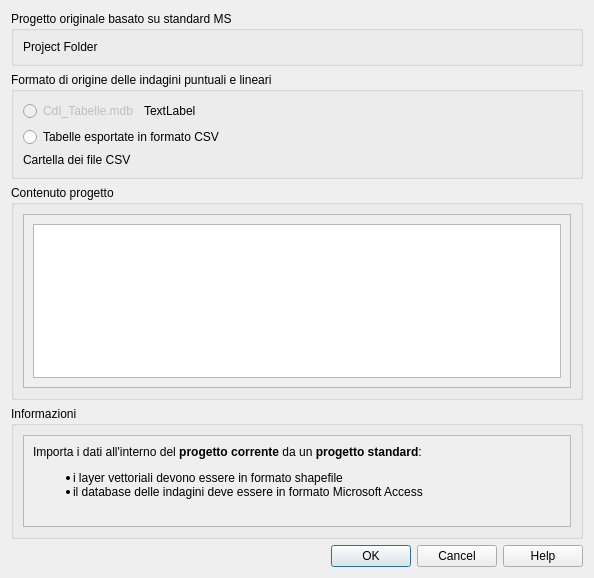
CNR-IGAG/mzs-tools, file mzs_tools/gui/dlg_import_data.ui: the form before one commit.
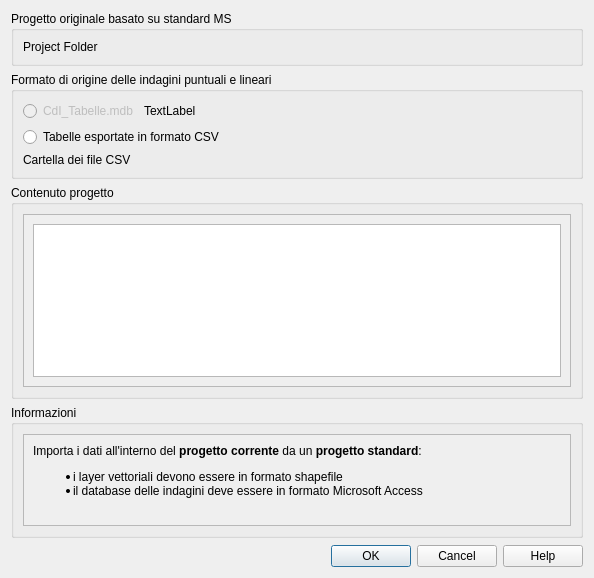
The form after the commit. Custom widgets are drawn as their Qt base class.

Commit message: data entry and access db connection fixes

Patch:
```diff
--- a/mzs_tools/gui/dlg_import_data.ui
+++ b/mzs_tools/gui/dlg_import_data.ui
@@ -128,7 +128,7 @@
            <x>0</x>
            <y>0</y>
            <width>550</width>
-           <height>255</height>
+           <height>209</height>
           </rect>
          </property>
          <layout class="QVBoxLayout" name="verticalLayout_4">
@@ -162,7 +162,7 @@
            <x>0</x>
            <y>0</y>
            <width>556</width>
-           <height>104</height>
+           <height>103</height>
           </rect>
          </property>
          <layout class="QVBoxLayout" name="verticalLayout_2">
@@ -189,6 +189,19 @@
      </layout>
     </widget>
    </item>
+   <item>
+    <spacer name="verticalSpacer">
+     <property name="orientation">
+      <enum>Qt::Vertical</enum>
+     </property>
+     <property name="sizeHint" stdset="0">
+      <size>
+       <width>20</width>
+       <height>40</height>
+      </size>
+     </property>
+    </spacer>
+   </item>
    <item>
     <widget class="QDialogButtonBox" name="button_box">
      <property name="orientation">
```
The commit also changes 15 other files.
